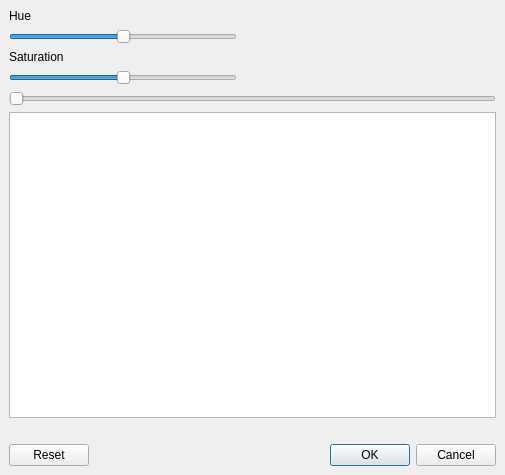
This is avidemux_plugins/ADM_videoFilters6/hue/qt4/hue.ui in mean00/avidemux2 as Qt 5 draws it before an edit. The edited form follows.
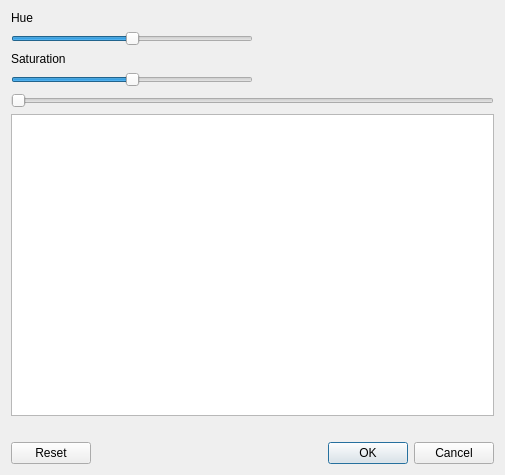
This is the edited form. Custom widgets are drawn as their Qt base class.

Commit message: [hue/qt] Layout widgets vertically rather than in a grid to fix jerkiness caused by rapidly changing space needed by the time display during playback at certain dialog and font sizes

The edit to the form file:
```diff
--- a/avidemux_plugins/ADM_videoFilters6/hue/qt4/hue.ui
+++ b/avidemux_plugins/ADM_videoFilters6/hue/qt4/hue.ui
@@ -13,34 +13,14 @@
   <property name="windowTitle">
    <string>Hue</string>
   </property>
-  <layout class="QGridLayout">
-   <property name="leftMargin">
-    <number>9</number>
-   </property>
-   <property name="topMargin">
-    <number>9</number>
-   </property>
-   <property name="rightMargin">
-    <number>9</number>
-   </property>
-   <property name="bottomMargin">
-    <number>9</number>
-   </property>
+  <layout class="QVBoxLayout" name="mainLayout">
+   <item>
+    <layout class="QHBoxLayout" name="horizontalLayoutSliders">
+     <item>
+      <layout class="QVBoxLayout" name="controlPanel">
    <property name="spacing">
     <number>6</number>
    </property>
-   <item row="2" column="0" colspan="3">
-    <widget class="ADM_QSlider" name="horizontalSlider">
-     <property name="orientation">
-      <enum>Qt::Horizontal</enum>
-     </property>
-    </widget>
-   </item>
-   <item row="0" column="0">
-    <layout class="QVBoxLayout">
-     <property name="spacing">
-      <number>6</number>
-     </property>
      <property name="leftMargin">
       <number>0</number>
      </property>
@@ -54,7 +34,7 @@
       <number>0</number>
      </property>
      <item>
-      <widget class="QLabel" name="label_3">
+        <widget class="QLabel" name="labelHue">
        <property name="text">
         <string>Hue</string>
        </property>
@@ -74,7 +54,7 @@
       </widget>
      </item>
      <item>
-      <widget class="QLabel" name="label_4">
+        <widget class="QLabel" name="labelSaturation">
        <property name="text">
         <string>Saturation</string>
        </property>
@@ -95,8 +75,8 @@
      </item>
     </layout>
    </item>
-   <item row="0" column="1">
-    <spacer>
+     <item>
+      <spacer name="panelSpacer">
      <property name="orientation">
       <enum>Qt::Horizontal</enum>
      </property>
@@ -108,21 +88,23 @@
      </property>
     </spacer>
    </item>
-   <item row="5" column="0" colspan="3">
-    <widget class="QDialogButtonBox" name="buttonBox">
+    </layout>
+   </item>
+   <item>
+    <layout class="QHBoxLayout" name="toolboxLayout"/>
+   </item>
+   <item>
+    <widget class="ADM_QSlider" name="horizontalSlider">
      <property name="orientation">
       <enum>Qt::Horizontal</enum>
      </property>
-     <property name="standardButtons">
-      <set>QDialogButtonBox::Cancel|QDialogButtonBox::Ok|QDialogButtonBox::Reset</set>
-     </property>
     </widget>
    </item>
-   <item row="3" column="0" colspan="3">
+   <item>
     <widget class="QGraphicsView" name="graphicsView"/>
    </item>
-   <item row="4" column="2">
-    <spacer>
+   <item>
+    <spacer name="bottomSpacer">
      <property name="orientation">
       <enum>Qt::Vertical</enum>
      </property>
@@ -137,8 +119,15 @@
      </property>
     </spacer>
    </item>
-   <item row="1" column="0">
-    <layout class="QHBoxLayout" name="toolboxLayout"/>
+   <item>
+    <widget class="QDialogButtonBox" name="buttonBox">
+     <property name="orientation">
+      <enum>Qt::Horizontal</enum>
+     </property>
+     <property name="standardButtons">
+      <set>QDialogButtonBox::Cancel|QDialogButtonBox::Ok|QDialogButtonBox::Reset</set>
+     </property>
+    </widget>
    </item>
   </layout>
  </widget>
```
Lines whose indentation alone changed are shown as unchanged.
